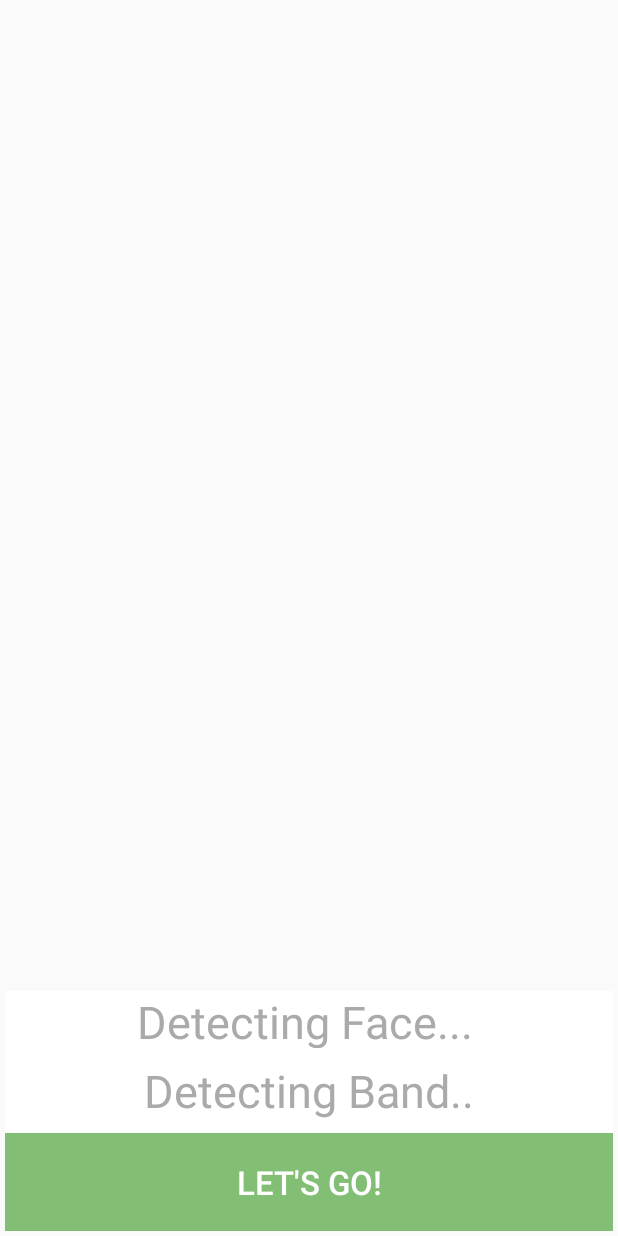
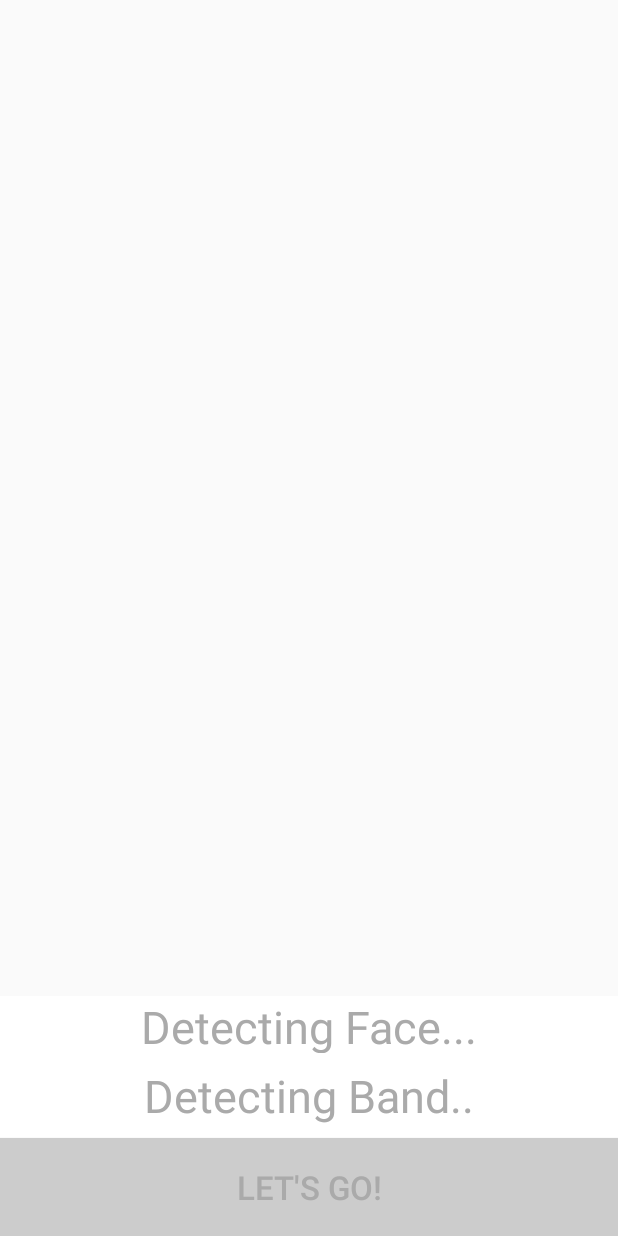
Before and after one commit to alonkol/DriveSafe, an Android app: the MainActivity screen opened directly, with no data from a screen before it, on a phone screen of 412 x 824 dp. Run offline under Robolectric (Android 15) with nearby library versions, the phone set to English and light mode, and no system bars; libraries missing offline, so code that uses them is left out: com.microsoft.applicationinsights, com.microsoft.band; 14 statements that could not run were skipped.

Commit message:
Fix waiting screen

```diff
--- a/app/src/main/java/com/drivesafe/drivesafe/MainActivity.java
+++ b/app/src/main/java/com/drivesafe/drivesafe/MainActivity.java
@@ -58,6 +58,8 @@ public class MainActivity extends AppCompatActivity {
                 if (!faceIsReady) {
                     face_rec.setText(R.string.face_detected);
                     face_rec.setTextColor(getResources().getColor(R.color.button_green));
+                    start_btn.setBackgroundColor(getResources().getColor(R.color.button_green));
+                    start_btn.setTextColor(Color.WHITE);
                     faceIsReady=true;
                 }
             }
@@ -67,6 +69,8 @@ public class MainActivity extends AppCompatActivity {
                 if (STATE == AppState.Init) {
                     face_rec.setText(R.string.face_detecting);
                     face_rec.setTextColor(Color.GRAY);
+                    start_btn.setBackgroundColor(getResources().getColor(R.color.button_disabled));
+                    start_btn.setTextColor(Color.GRAY);
                     faceIsReady=false;
                 }
             }
--- a/app/src/main/res/layout/activity_main.xml
+++ b/app/src/main/res/layout/activity_main.xml
@@ -10,15 +10,11 @@
     xmlns:tools="http://schemas.android.com/tools"
         android:layout_width="match_parent"
         android:layout_height="match_parent"
-        android:paddingLeft="5px"
-        android:paddingRight="5px"
-        android:paddingTop="5px"
-        android:paddingBottom="5px"
         tools:context=".MainActivity">
 
     <ImageView
         android:layout_width="match_parent"
-        android:layout_height="fill_parent"
+        android:layout_height="match_parent"
         android:id="@+id/main_image"/>
 
         <RelativeLayout
@@ -30,7 +26,8 @@
 
             <TextView
                 android:id="@+id/face_rec"
-                android:layout_width="wrap_content"
+                android:gravity="center_horizontal"
+                android:layout_width="match_parent"
                 android:layout_height="wrap_content"
                 android:layout_above="@+id/band_rec"
                 android:layout_alignEnd="@+id/band_rec"
@@ -41,10 +38,10 @@
 
             <TextView
                 android:id="@+id/band_rec"
-                android:layout_width="wrap_content"
+                android:gravity="center_horizontal"
+                android:layout_width="match_parent"
                 android:layout_height="wrap_content"
                 android:layout_above="@+id/start_btn"
-                android:layout_centerHorizontal="true"
                 android:layout_marginBottom="8dp"
                 android:text="@string/band_detecting"
                 android:textColor="@android:color/darker_gray"
@@ -56,9 +53,9 @@
                 android:layout_height="wrap_content"
                 android:layout_alignParentBottom="true"
                 android:layout_centerHorizontal="true"
-                android:background="@color/button_green"
+                android:background="@color/button_disabled"
                 android:text="Let's Go!"
-                android:textColor="@android:color/white"
+                android:textColor="@android:color/darker_gray"
                 android:paddingBottom="18sp"
                 android:paddingTop="18sp"
                 android:textSize="22sp" />
--- a/app/src/main/res/values/colors.xml
+++ b/app/src/main/res/values/colors.xml
@@ -42,4 +42,5 @@
     </array>
 
     <color name="button_green">#82be73</color>
+    <color name="button_disabled">#cccccc</color>
 </resources>
--- a/app/src/main/res/values/strings.xml
+++ b/app/src/main/res/values/strings.xml
@@ -17,7 +17,7 @@
     <string name="slide_3_desc">If you go sleepy, we will set off a surprising alert.</string>
 
     <string name="slide_4_title">Hall Of Shame</string>
-    <string name="slide_4_desc">If you\'ll fail to stay alert - you\'ll find yourself in our Facebook page!</string>
+    <string name="slide_4_desc">If you\'ll fail to stay alert - you\'ll find yourself on our Facebook page!</string>
     <!-- Intro Slider END -->
 
     <string name="special_notice_title">Stay Alert!</string>
```
